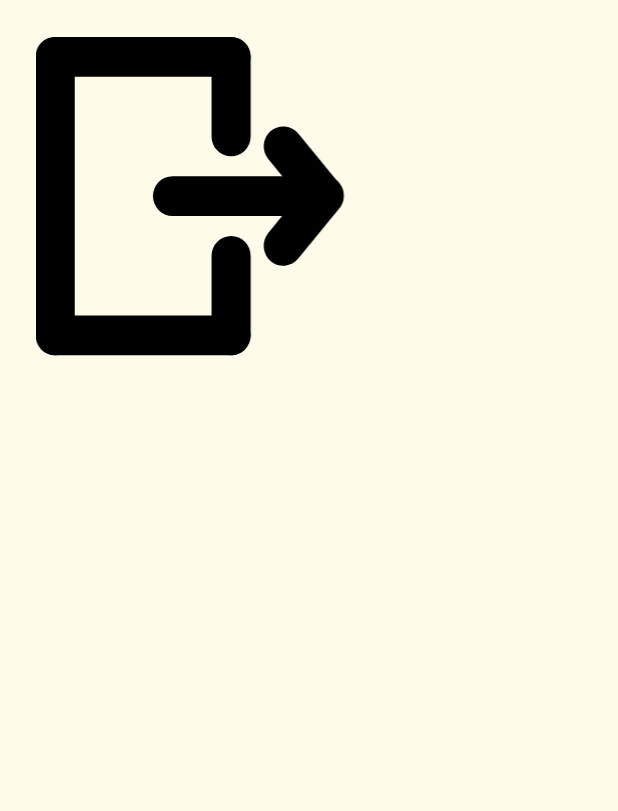
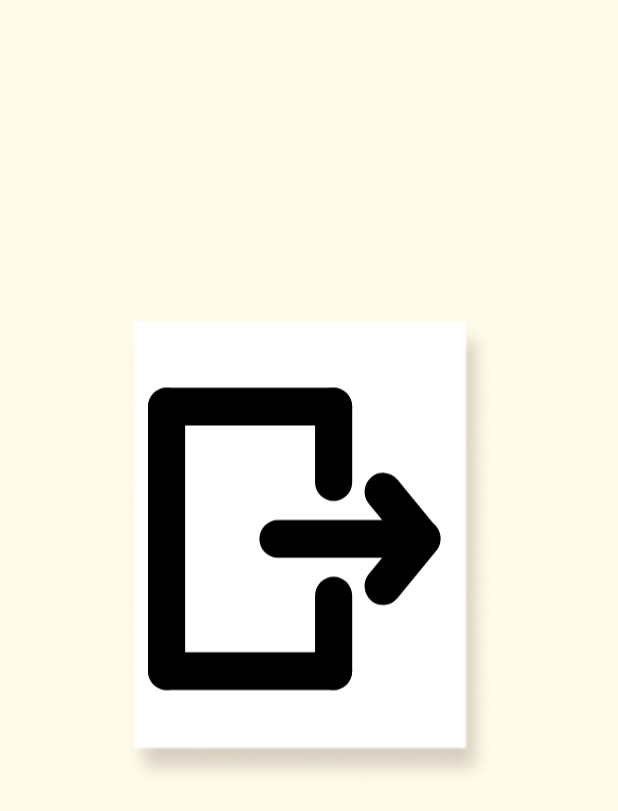
Before and after one commit to Sensible-life/MADCAMP_Cheek_to_Chick, an Android app: the layout screen_create_complete.xml on its own in the app's theme, with its tools: preview values and no code run, on a phone screen of 412 x 824 dp. Shown: the top 811 px of the screen. Run offline under Robolectric (Android 15) with nearby library versions, the phone set to English and light mode, and no system bars.

```diff
--- a/app/src/main/java/com/google/ar/core/examples/kotlin/helloar/Ranking/RankingFragment.kt
+++ b/app/src/main/java/com/google/ar/core/examples/kotlin/helloar/Ranking/RankingFragment.kt
@@ -41,7 +41,7 @@ class RankingFragment : Fragment() {
         super.onViewCreated(view, savedInstanceState)
         // Initialize RecyclerView
         recyclerView = view.findViewById(R.id.gridRecyclerview)
-        recyclerView.layoutManager = GridLayoutManager(requireContext(), 5) // 2 columns
+        recyclerView.layoutManager = GridLayoutManager(requireContext(), 4) // 2 columns
         recyclerView.setHasFixedSize(true)
 
         // Fetch and display books
--- a/app/src/main/res/layout/grid_listed_bookitem.xml
+++ b/app/src/main/res/layout/grid_listed_bookitem.xml
@@ -5,7 +5,6 @@
     xmlns:app="http://schemas.android.com/apk/res-auto"
     android:orientation="vertical"
     android:padding="8dp"
-
     android:gravity="center">
 
 
--- a/app/src/main/res/layout/ranking_fragment.xml
+++ b/app/src/main/res/layout/ranking_fragment.xml
@@ -2,6 +2,7 @@
 <LinearLayout xmlns:android="http://schemas.android.com/apk/res/android"
     android:layout_width="match_parent"
     android:layout_height="match_parent"
+    android:background="#FFFBEA"
     xmlns:app="http://schemas.android.com/apk/res-auto"
     xmlns:tools="http://schemas.android.com/tools"
     android:orientation="vertical">
@@ -13,6 +14,6 @@
         android:clipToPadding="false"
         android:scrollbars="vertical"
         app:layoutManager="androidx.recyclerview.widget.GridLayoutManager"
-        tools:spanCount="5" />
+        tools:spanCount="4" />
 
 </LinearLayout>
--- a/app/src/main/res/layout/screen_create_complete.xml
+++ b/app/src/main/res/layout/screen_create_complete.xml
@@ -2,23 +2,63 @@
 <androidx.constraintlayout.widget.ConstraintLayout
     xmlns:android="http://schemas.android.com/apk/res/android"
     xmlns:app="http://schemas.android.com/apk/res-auto"
+    xmlns:tools="http://schemas.android.com/tools"
     android:layout_width="match_parent"
     android:layout_height="match_parent"
     android:background="@color/brightYellow">
 
-    <ImageView
-        android:id="@+id/cover_image"
-        android:layout_width="256dp"
-        android:layout_height="256dp"
-        android:layout_gravity="center"
-        android:background="@color/brightYellow"
-        android:gravity="center"
-        android:padding="16dp"
-        android:src="@drawable/icon_leave" />
+    <FrameLayout
+        android:id="@+id/bookpg_img"
+        app:layout_constraintBottom_toBottomOf="parent"
+        app:layout_constraintEnd_toEndOf="parent"
+        app:layout_constraintStart_toStartOf="parent"
+        android:layout_marginBottom="300dp"
+        android:layout_width="wrap_content"
+        android:layout_height="wrap_content">
+
+        <ImageView
+            android:id="@+id/cover_image_background"
+            android:layout_width="255dp"
+            android:layout_height="310dp"
+            android:src="@drawable/grid_shadow"
+            app:layout_constraintBottom_toBottomOf="parent"
+            app:layout_constraintEnd_toEndOf="parent"
+            app:layout_constraintStart_toStartOf="parent"
+            app:layout_constraintTop_toTopOf="parent"
+            app:layout_constraintVertical_bias="0.501"
+            tools:ignore="ContentDescription" />
+
+        <ImageView
+            android:id="@+id/cover_image"
+            android:layout_width="230dp"
+            android:layout_height="285dp"
+            android:layout_marginLeft="4dp"
+            android:padding="16dp"
+            android:src="@drawable/icon_leave"
+            app:layout_constraintBottom_toBottomOf="@id/cover_image_background"
+            app:layout_constraintEnd_toEndOf="@id/cover_image_background"
+            app:layout_constraintHorizontal_bias="0.0"
+            app:layout_constraintStart_toStartOf="@id/cover_image_background"
+            app:layout_constraintTop_toTopOf="@id/cover_image_background"
+            app:layout_constraintVertical_bias="0.0"
+            tools:ignore="ContentDescription" />
+
+
+    </FrameLayout>
 
     <TextView
         android:id="@+id/selected_text"
-        android:layout_width="wrap_content"
-        android:layout_height="wrap_content"/>
+        android:layout_width="match_parent"
+        android:layout_height="wrap_content"
+        app:layout_constraintTop_toBottomOf="@id/bookpg_img"
+        android:textSize="25sp"
+        android:paddingHorizontal="30dp"
+        android:layout_marginTop="40dp"
+        app:layout_constraintStart_toStartOf="parent"
+        app:layout_constraintEnd_toEndOf="parent"
+        android:layout_marginBottom="250dp"/>
+
+
+
 
 </androidx.constraintlayout.widget.ConstraintLayout>
```
Also changed, not shown: app/src/main/res/layout/screen_book_page.xml (+50 -20 lines), app/src/main/res/drawable/shadow_titleimg.png (added).
